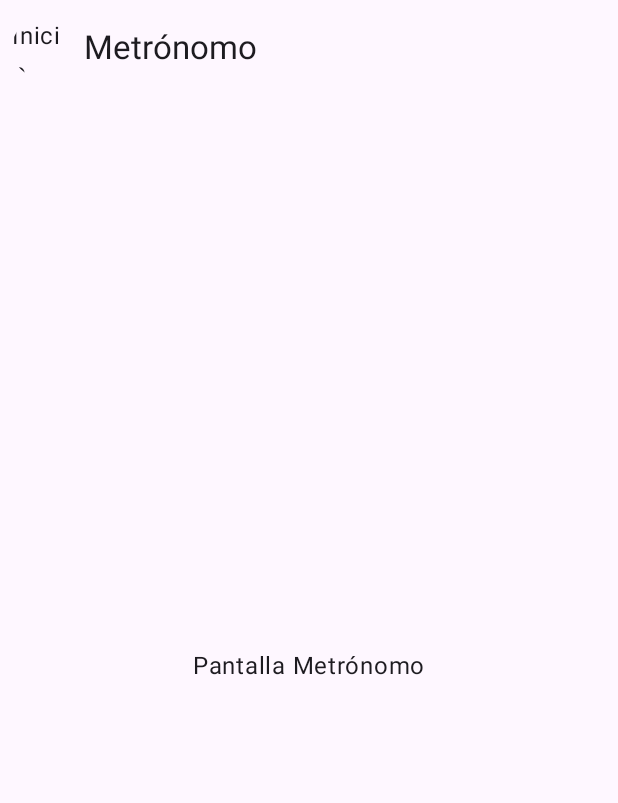
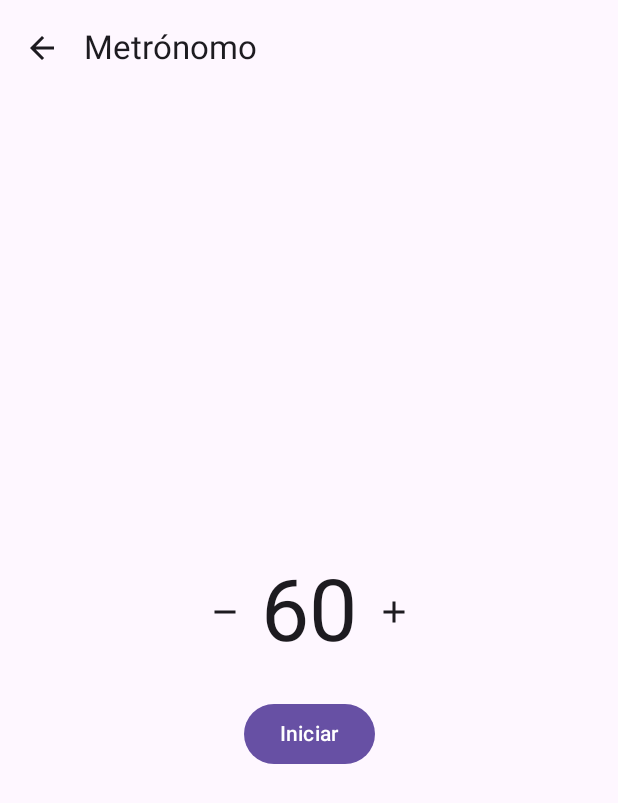
Before and after one commit to PabloRozalen01/AndroidTFM, an Android app built with Jetpack Compose: the MetronomeScreen screen opened through its navigation route, on a phone screen of 412 x 824 dp. Shown: the top 803 px of the screen. Run offline under Robolectric (Android 15) with nearby library versions, the phone set to English and light mode, and no system bars; our stand-ins replace Firebase (no records; nobody signed in at launch, a user with empty details on screens opened directly); pictures from the network do not load.

Commit message:
Pantalla Metronomo

```diff
--- a/app/src/main/java/com/example/tfm/nav/OboeNavGraph.kt
+++ b/app/src/main/java/com/example/tfm/nav/OboeNavGraph.kt
@@ -1,5 +1,7 @@
 package com.example.tfm.nav
 
+import android.os.Build
+import androidx.annotation.RequiresApi
 import androidx.compose.runtime.Composable
 import androidx.lifecycle.viewmodel.compose.viewModel
 import androidx.navigation.NavHostController
@@ -15,13 +17,13 @@ sealed class Screen(val route: String) {
     object Register   : Screen("register")
     object Home       : Screen("home")
     object Metronome  : Screen("metronome")
-    object Tuner      : Screen("tuner")
     object Library    : Screen("library")
     object Profile    : Screen("profile")
     object Social     : Screen("social")
     object Routine    : Screen("routine")
 }
 
+@RequiresApi(Build.VERSION_CODES.O)
 @Composable
 fun OboeNavGraph(
     nav: NavHostController = rememberNavController(),
@@ -36,7 +38,6 @@ fun OboeNavGraph(
         composable(Screen.Register.route) { RegisterScreen(nav, authVm) }
         composable(Screen.Home.route)     { HomeScreen(nav) }
         composable(Screen.Metronome.route){ MetronomeScreen(nav) }
-        composable(Screen.Tuner.route)    { TunerScreen(nav) }
         composable(Screen.Library.route)  { LibraryScreen(nav) }
         composable(Screen.Profile.route)  { ProfileScreen(nav) }
         composable(Screen.Social.route)   { SocialScreen(nav) }
--- a/app/src/main/java/com/example/tfm/ui/theme/Screens.kt
+++ b/app/src/main/java/com/example/tfm/ui/theme/Screens.kt
@@ -1,9 +1,7 @@
 package com.example.tfm.ui.theme
 
-import androidx.datastore.preferences.core.edit
 import androidx.datastore.preferences.core.intPreferencesKey
 import androidx.datastore.preferences.core.stringPreferencesKey
-import androidx.datastore.preferences.preferencesDataStore
 import androidx.compose.foundation.layout.*
 import androidx.compose.material3.*
 import androidx.compose.runtime.Composable
@@ -24,61 +22,38 @@ import kotlinx.coroutines.flow.MutableStateFlow
 import kotlinx.coroutines.flow.StateFlow
 import kotlinx.coroutines.launch
 import androidx.compose.foundation.clickable
-import androidx.compose.foundation.layout.*
 import androidx.compose.foundation.lazy.LazyColumn
 import androidx.compose.foundation.lazy.items
 import androidx.compose.material.icons.Icons
 import androidx.compose.material.icons.filled.Add
 import androidx.compose.material.icons.filled.ArrowBack
-import androidx.compose.material3.*
 import androidx.compose.runtime.*
 import androidx.compose.ui.platform.LocalContext
-import androidx.compose.ui.unit.dp
 import androidx.lifecycle.AndroidViewModel
-import androidx.lifecycle.viewModelScope
 import androidx.lifecycle.viewmodel.compose.viewModel
 import com.google.gson.Gson
 import kotlinx.coroutines.Dispatchers
-import kotlinx.coroutines.launch
 import kotlinx.coroutines.withContext
-import java.io.File
 import android.Manifest
-import android.app.DownloadManager
 import android.content.Context
 import android.content.pm.PackageManager
 import android.net.Uri
 import android.os.Build
-import android.os.Environment
 import android.webkit.WebView
 import androidx.activity.compose.rememberLauncherForActivityResult
 import androidx.activity.result.contract.ActivityResultContracts
 import androidx.annotation.RequiresApi
-import androidx.compose.foundation.clickable
-import androidx.compose.foundation.layout.*
-import androidx.compose.foundation.lazy.LazyColumn
-import androidx.compose.foundation.lazy.items
 import androidx.compose.foundation.shape.CircleShape
-import androidx.compose.material.icons.filled.ArrowBack
-import androidx.compose.material.icons.filled.KeyboardArrowDown
-import androidx.compose.material3.*
-import androidx.compose.runtime.*
+import androidx.compose.material.icons.filled.Remove
 import androidx.compose.ui.draw.clip
-import androidx.compose.ui.platform.LocalContext
-import androidx.compose.ui.unit.dp
 import androidx.compose.ui.viewinterop.AndroidView
 import androidx.core.content.ContextCompat
-import androidx.datastore.preferences.core.Preferences
-import androidx.datastore.preferences.core.intPreferencesKey
-import androidx.datastore.preferences.core.stringPreferencesKey
-import androidx.lifecycle.viewmodel.compose.viewModel
 import coil.compose.AsyncImage
+import com.example.tfm.ui.theme.metronome.MetronomeViewModel
 import com.example.tfm.ui.theme.routine.PdfRef
 import com.example.tfm.ui.theme.routine.RutinaVm
 import com.google.gson.reflect.TypeToken
-import kotlinx.coroutines.flow.Flow
 import kotlinx.coroutines.flow.map
-import kotlinx.coroutines.launch
-import kotlinx.coroutines.withContext
 import java.time.LocalDate
 
 
@@ -504,13 +479,55 @@ private fun routineDoneToday(ctx: Context): Boolean {
     return state
 }
 
-/* ─────────────  PLACEHOLDERS  ───────────── */
-/* Usa esta plantilla para todas las pantallas secundarias */
+@OptIn(ExperimentalMaterial3Api::class)
+@Composable
+fun MetronomeScreen(nav: NavHostController) {
 
+    val vm: MetronomeViewModel = viewModel()
+
+    Scaffold(
+        topBar = {
+            TopAppBar(
+                title = { Text("Metrónomo") },
+                navigationIcon = {
+                    IconButton(onClick = {
+                        nav.navigate(Screen.Home.route) { popUpTo(0) }
+                    }) { Icon(Icons.Default.ArrowBack, "Inicio") }
+                }
+            )
+        }
+    ) { p ->
+        MetronomePane(vm, Modifier.padding(p))
+    }
+}
+
+/* ---------- UI del metrónomo ---------- */
 @Composable
-fun MetronomeScreen(nav: NavHostController)  = ScreenWithHome("Metrónomo", nav)
-@Composable
-fun TunerScreen(nav: NavHostController)      = ScreenWithHome("Afinador", nav)
+fun MetronomePane(
+    vm: MetronomeViewModel,
+    modifier: Modifier = Modifier
+) {
+    Column(
+        modifier.fillMaxSize(),
+        horizontalAlignment = Alignment.CenterHorizontally,
+        verticalArrangement = Arrangement.Center
+    ) {
+        Row(verticalAlignment = Alignment.CenterVertically) {
+            IconButton(onClick = vm::dec) { Icon(Icons.Default.Remove, null) }
+            Text("${vm.bpm}", style = MaterialTheme.typography.displayLarge)
+            IconButton(onClick = vm::inc) { Icon(Icons.Default.Add, null) }
+        }
+        Spacer(Modifier.height(24.dp))
+        Button(onClick = vm::toggle) {
+            Text(if (vm.isRunning) "Parar" else "Iniciar")
+        }
+    }
+}
+
+
+
+
+
 @Composable
 fun SocialScreen(nav: NavHostController)     = ScreenWithHome("Social", nav)
 
--- /dev/null
+++ b/app/src/main/java/com/example/tfm/ui/theme/metronome/MetronomeViewModel.kt
@@ -0,0 +1,53 @@
+package com.example.tfm.ui.theme.metronome
+
+import android.media.AudioManager
+import android.media.ToneGenerator
+import androidx.compose.runtime.getValue
+import androidx.compose.runtime.mutableStateOf
+import androidx.compose.runtime.setValue
+import androidx.lifecycle.ViewModel
+import androidx.lifecycle.viewModelScope
+import kotlinx.coroutines.Job
+import kotlinx.coroutines.delay
+import kotlinx.coroutines.launch
+import kotlin.math.roundToInt
+
+class MetronomeViewModel : ViewModel() {
+
+    var bpm by mutableStateOf(60)
+        private set
+
+    var isRunning by mutableStateOf(false)
+        private set
+
+    private val tone = ToneGenerator(AudioManager.STREAM_MUSIC, 100)
+    private var job: Job? = null
+
+    /* Aumentar / disminuir */
+    fun inc() { bpm = (bpm + 1).coerceIn(30, 240) }
+    fun dec() { bpm = (bpm - 1).coerceIn(30, 240) }
+
+    /* Play/Stop */
+    fun toggle() = if (isRunning) stop() else start()
+
+    private fun start() {
+        if (isRunning) return
+        isRunning = true
+        job = viewModelScope.launch {
+            while (isRunning) {
+                tone.startTone(ToneGenerator.TONE_PROP_BEEP, 50)
+                delay((60_000 / bpm.toFloat()).roundToInt().toLong())
+            }
+        }
+    }
+
+    private fun stop() {
+        isRunning = false
+        job?.cancel()
+    }
+
+    override fun onCleared() {
+        tone.release()
+        super.onCleared()
+    }
+}
```
